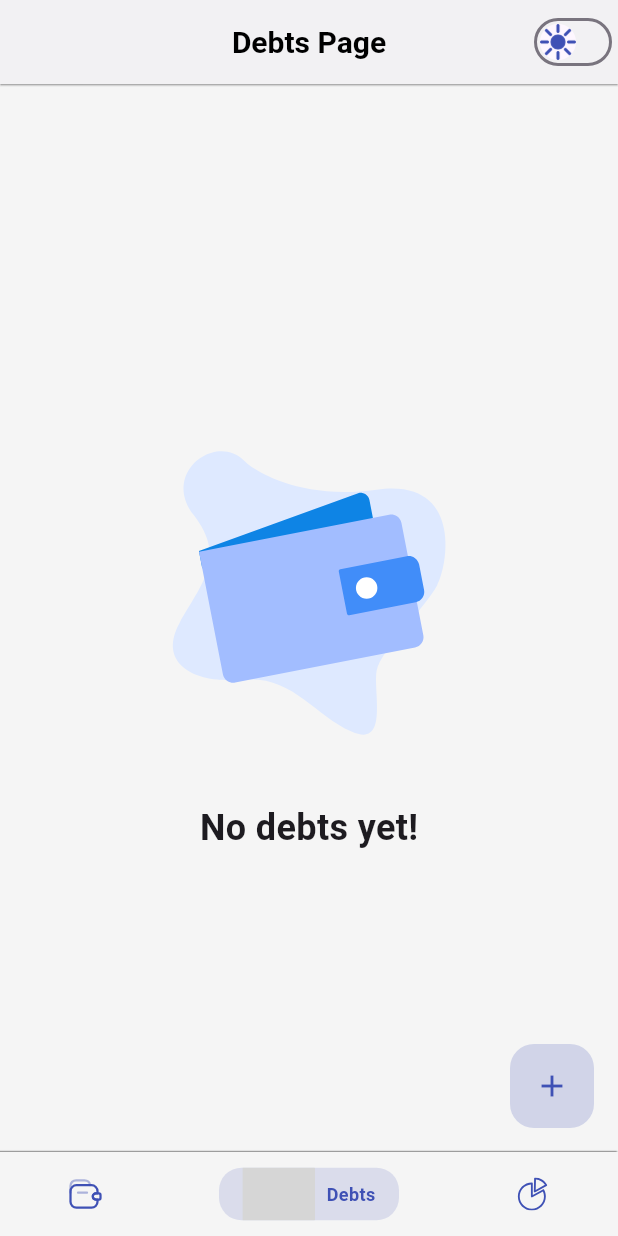
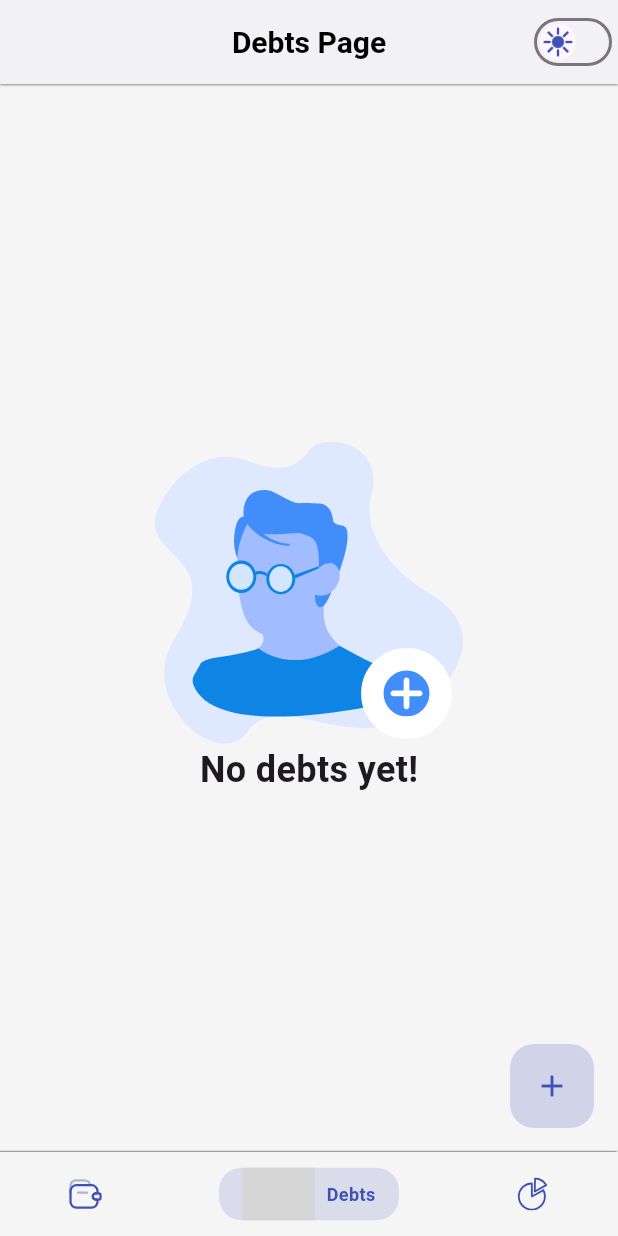
Before and after one commit to shaymardanov9704/my_finance, a Flutter app: the screen it shows after launch, item 2 of the bottom bar chosen, on a phone screen of 412 x 824 dp. Run offline on Flutter 3.47's test engine with Material 2 defaults, Android fonts, the phone set to English and light mode, and no system bars; drawn by our look-alikes of persistent_bottom_nav_bar; our stand-ins replace flutter_svg, google_fonts, hive, hive_flutter; accounts and stored records are empty; grey boxes are pictures that could not be loaded.

Commit message:
change light mode icon

```diff
--- a/lib/features/debts/presentation/pages/debts_page.dart
+++ b/lib/features/debts/presentation/pages/debts_page.dart
@@ -39,7 +39,10 @@ class _DebtsPageState extends State<DebtsPage> {
             final debts = box.values.toList().cast<Debt>();
             if (debts.isEmpty) {
               return const Center(
-                child: CustomEmptyScreen(title: kNotDebts),
+                child: CustomEmptyScreen(
+                  title: kNotDebts,
+                  iconPath: "assets/icons/empty_debts.svg",
+                ),
               );
             } else {
               return Column(
--- a/lib/features/expenses/presentation/pages/expenses_page.dart
+++ b/lib/features/expenses/presentation/pages/expenses_page.dart
@@ -40,7 +40,10 @@ class _ExpensesPageState extends State<ExpensesPage> {
             final expenses = box.values.toList().cast<Expense>();
             if (expenses.isEmpty) {
               return const Center(
-                child: CustomEmptyScreen(title: kNotExpenses),
+                child: CustomEmptyScreen(
+                  title: kNotExpenses,
+                  iconPath: "assets/icons/empty_wallet.svg",
+                ),
               );
             } else if (expenses.isNotEmpty) {
               return Column(
--- a/lib/features/skeleton/widgets/custom_empty_screen.dart
+++ b/lib/features/skeleton/widgets/custom_empty_screen.dart
@@ -4,15 +4,16 @@ import 'package:my_finance/core/utils/app_text_styles.dart';
 
 class CustomEmptyScreen extends StatelessWidget {
   final String title;
+  final String iconPath;
 
-  const CustomEmptyScreen({Key? key, required this.title}) : super(key: key);
+  const CustomEmptyScreen({Key? key, required this.title,required this.iconPath}) : super(key: key);
 
   @override
   Widget build(BuildContext context) {
     return Column(
       mainAxisAlignment: MainAxisAlignment.center,
       children: [
-        SvgPicture.asset('assets/icons/empty_wallet.svg'),
+        SvgPicture.asset(iconPath),
         Text(
           title,
           style: AppTextStyles.style600.copyWith(fontSize: 24),
--- a/lib/features/skeleton/widgets/custom_theme_switch_button.dart
+++ b/lib/features/skeleton/widgets/custom_theme_switch_button.dart
@@ -14,7 +14,7 @@ class CustomSwitchThemeWidget extends StatelessWidget {
       inactiveThumbColor: Colors.transparent,
       inactiveTrackColor: Colors.transparent,
       activeThumbImage: const AssetImage("assets/icons/dark.png"),
-      inactiveThumbImage: const AssetImage("assets/icons/light.png"),
+      inactiveThumbImage: const AssetImage("assets/icons/light_mode.png"),
       onChanged: (value) {
         if (value) {
           themeProvider.setTheme(1); // Set dark theme
--- a/lib/features/statistics/presentation/pages/statistics_page.dart
+++ b/lib/features/statistics/presentation/pages/statistics_page.dart
@@ -15,6 +15,7 @@ class _StatisticsPageState extends State<StatisticsPage> {
       body: Center(
         child: CustomEmptyScreen(
           title: "Empty",
+          iconPath: "assets/icons/empty_wallet.svg",
         ),
       ),
     );
```
Also changed, not shown: assets/icons/empty_debts.svg (added), assets/icons/light_mode.png (added).
